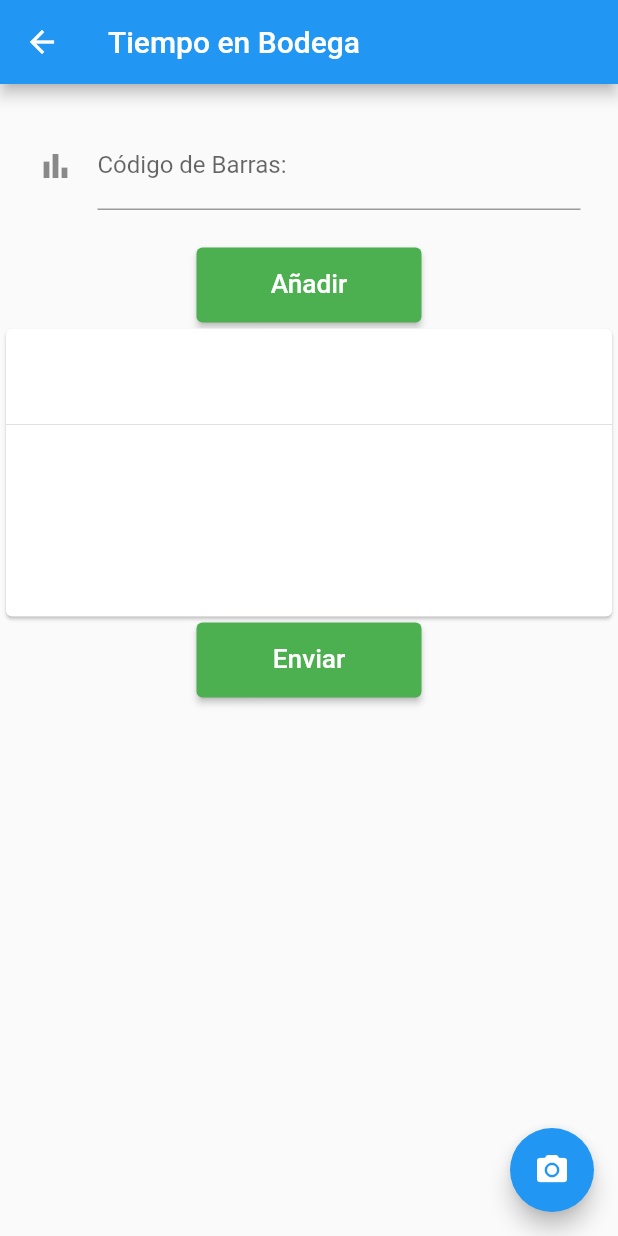
After one commit to palmamora/appbarcode-flutter, a Flutter app: the TiempoEnBodegaPage screen opened by its route, after a tap on "Añadir", on a phone screen of 412 x 824 dp. The commit adds this screen. Run offline on Flutter 3.47's test engine with Material 2 defaults, Android fonts, the light colour scheme and no system bars; missing offline and left inert: flutter_barcode_scanner; network calls fail.

Commit message:
se añadieron demás páginas, se ordenó el código

```diff
--- a/lib/main.dart
+++ b/lib/main.dart
@@ -1,10 +1,12 @@
-import 'package:appbarcode/pages/lista_reservas_page.dart';
-import 'package:appbarcode/pages/nueva_reserva_page.dart';
 import 'package:flutter/material.dart';
+import './pages/01_reserva/lista_reservas_page.dart';
+import './pages/01_reserva/nueva_reserva_page.dart';
+import './pages/01_reserva/reserva_page.dart';
+import './pages/02_despacho/despacho_page.dart';
+import './pages/03_devolucion/devolucion_page.dart';
+import './pages/04_tiempo_en_bodega/tiempo_en_bodega_page.dart';
 import './pages/login_page.dart';
 import './pages/home_page.dart';
-import 'pages/barcode_page.dart';
-import './pages/reserva_page.dart';
 
 void main() {
   runApp(MaterialApp(
@@ -13,10 +15,12 @@ void main() {
     routes: {
       '/login_page': (context) => LoginPage(),
       '/home_page': (context) => HomePage(),
-      '/barcode_page': (context) => QrCode(),
       '/reserva_page': (context) => ReservaPage(),
       '/nueva_reserva_page': (context) => NuevaReservaPage(),
       '/lista_reservas_page': (context) => ListaReservasPage(),
+      '/despacho_page' : (context) => DespachoPage(),
+      '/devolucion_page' : (context) => DevolucionPage(),
+      '/tiempo_en_bodega_page' : (context) => TiempoEnBodegaPage(),
     },
   ));
 }
--- a/lib/pages/lista_reservas_page.dart
+++ b/lib/pages/01_reserva/lista_reservas_page.dart
@@ -26,7 +26,6 @@ class _ListaReservasPageState extends State<ListaReservasPage> {
                 CircularProgressIndicator(),
                 Text(
                   '\n   Cargando...',
-                  style: TextStyle(color: Colors.red),
                 )
               ],
             ));
--- /dev/null
+++ b/lib/pages/04_tiempo_en_bodega/tiempo_en_bodega_page.dart
@@ -0,0 +1,130 @@
+import 'dart:convert';
+
+import 'package:flutter/material.dart';
+import 'package:flutter_barcode_scanner/flutter_barcode_scanner.dart';
+import 'package:http/http.dart' as http;
+
+class TiempoEnBodegaPage extends StatefulWidget {
+  @override
+  _TiempoEnBodegaPageState createState() => _TiempoEnBodegaPageState();
+}
+
+class _TiempoEnBodegaPageState extends State<TiempoEnBodegaPage> {
+  static ButtonStyle _estiloBoton = ButtonStyle(
+      backgroundColor: MaterialStateProperty.all(Colors.green),
+      minimumSize: MaterialStateProperty.all(Size(150, 50)));
+  final _textController = TextEditingController();
+  List<String> _codes = [];
+
+  @override
+  Widget build(BuildContext context) {
+    return Scaffold(
+      appBar: AppBar(title: Text('Tiempo en Bodega')),
+      body: Column(
+        mainAxisAlignment: MainAxisAlignment.start,
+        children: [
+          Container(
+            padding: EdgeInsets.symmetric(vertical: 25, horizontal: 25),
+            child: TextField(
+              decoration: InputDecoration(
+                  labelText: 'Código de Barras:', icon: Icon(Icons.bar_chart)),
+              keyboardType: TextInputType.number,
+              controller: _textController,
+            ),
+          ),
+          ElevatedButton(
+              child: Text('Añadir', textScaleFactor: 1.25),
+              onPressed: () {
+                String val = _textController.text.toString();
+                _textController.text = '';
+                _addCodeToList(val: val);
+                setState(() {});
+              },
+              style: _estiloBoton),
+          SizedBox(
+            height: 200,
+            child: Card(
+              child: ListView(
+                children: _generateList(),
+              ),
+            ),
+          ),
+          ElevatedButton(
+              child: Text('Enviar', textScaleFactor: 1.25),
+              onPressed: () {
+                setState(() {
+                  _sendCodes(_codes);
+                  _cleanFields();
+                  _showDialog();
+                });
+              },
+              style: _estiloBoton),
+        ],
+      ),
+      floatingActionButton: FloatingActionButton(
+        onPressed: _scanBarCode,
+        child: const Icon(Icons.camera_alt),
+      ),
+    );
+  }
+
+  List<Widget> _generateList() {
+    List<Widget> list = [];
+    for (String code in _codes) {
+      list
+        ..add(ListTile(
+          title: Text(code),
+          onLongPress: _removeCodeToList,
+        ))
+        ..add(Divider());
+    }
+    return list;
+  }
+
+  void _addCodeToList({val}) {
+    _codes.add(val);
+  }
+
+  void _removeCodeToList({val}) {
+    _codes.remove(val);
+  }
+
+  void _scanBarCode() async {
+    await FlutterBarcodeScanner.scanBarcode(
+            "#000000", "Cancelar", true, ScanMode.BARCODE)
+        .then((val) => setState(() => _textController.text = val));
+  }
+
+  void _sendCodes(List<String> codes) async {
+    var url = Uri.parse('http://palma.6te.net/api.php');
+    var res = await http.post(url,
+        body: jsonEncode(<String, String>{
+          'tipo': 'nueva reserva despacho',
+          'data': codes.join(','),
+        }));
+    print(res.statusCode);
+    print(res.body);
+  }
+
+  void _cleanFields() {
+    _codes.clear();
+  }
+
+  Future<void> _showDialog() async {
+    return showDialog(
+        context: context,
+        builder: (BuildContext context) {
+          return AlertDialog(
+            title: Center(child: Text('Éxito')),
+            content: SingleChildScrollView(
+              child: ListBody(
+                children: [
+                  Icon(Icons.ac_unit),
+                  Text('\nSe ha despachado exitosamente.')
+                ],
+              ),
+            ),
+          );
+        });
+  }
+}
--- a/lib/pages/home_page.dart
+++ b/lib/pages/home_page.dart
@@ -36,7 +36,7 @@ class _HomePageState extends State<HomePage> {
               child: ElevatedButton(
                   child: Text('Despacho', textScaleFactor: 1.75),
                   onPressed: () {
-                    Navigator.pushNamed(context, '/reserva_page');
+                    Navigator.pushNamed(context, '/despacho_page');
                   },
                   style: _estiloBoton),
             ),
@@ -45,7 +45,7 @@ class _HomePageState extends State<HomePage> {
               child: ElevatedButton(
                   child: Text('Devolución', textScaleFactor: 1.75),
                   onPressed: () {
-                    Navigator.pushNamed(context, '/reserva_page');
+                    Navigator.pushNamed(context, '/devolucion_page');
                   },
                   style: _estiloBoton),
             ),
@@ -54,7 +54,7 @@ class _HomePageState extends State<HomePage> {
               child: ElevatedButton(
                   child: Text('Tiempo en Bodega', textScaleFactor: 1.75),
                   onPressed: () {
-                    Navigator.pushNamed(context, '/reserva_page');
+                    Navigator.pushNamed(context, '/tiempo_en_bodega_page');
                   },
                   style: _estiloBoton),
             ),
--- a/pubspec.yaml
+++ b/pubspec.yaml
@@ -1,5 +1,5 @@
-name: appbarcode
-description: A new Flutter project.
+name: barronvieyra
+description: Barron Vieyra aplication.
 
 # The following line prevents the package from being accidentally published to
 # pub.dev using `pub publish`. This is preferred for private packages.
```
Also changed, not shown: lib/pages/02_despacho/despacho_page.dart (added, +130 -0 lines), lib/pages/03_devolucion/devolucion_page.dart (added, +130 -0 lines), lib/pages/barcode_page.dart (deleted, +0 -111 lines), lib/pages/01_reserva/nueva_reserva_page.dart (renamed from lib/pages/nueva_reserva_page.dart), lib/pages/01_reserva/reserva_page.dart (renamed from lib/pages/reserva_page.dart), 6 other files.
